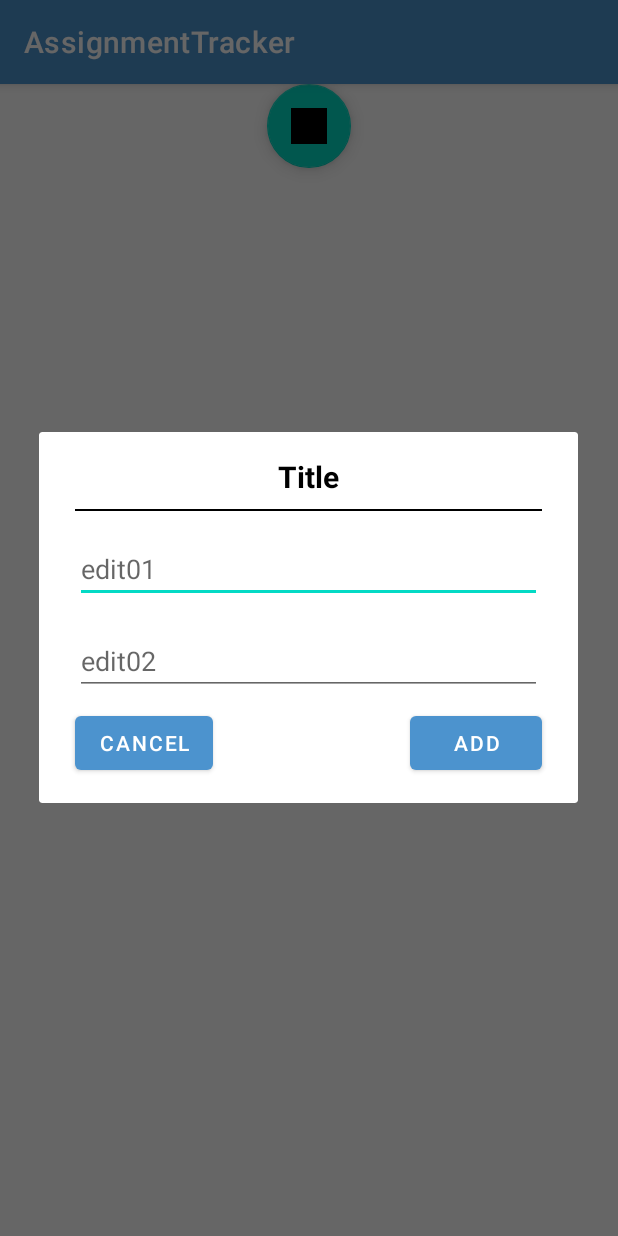
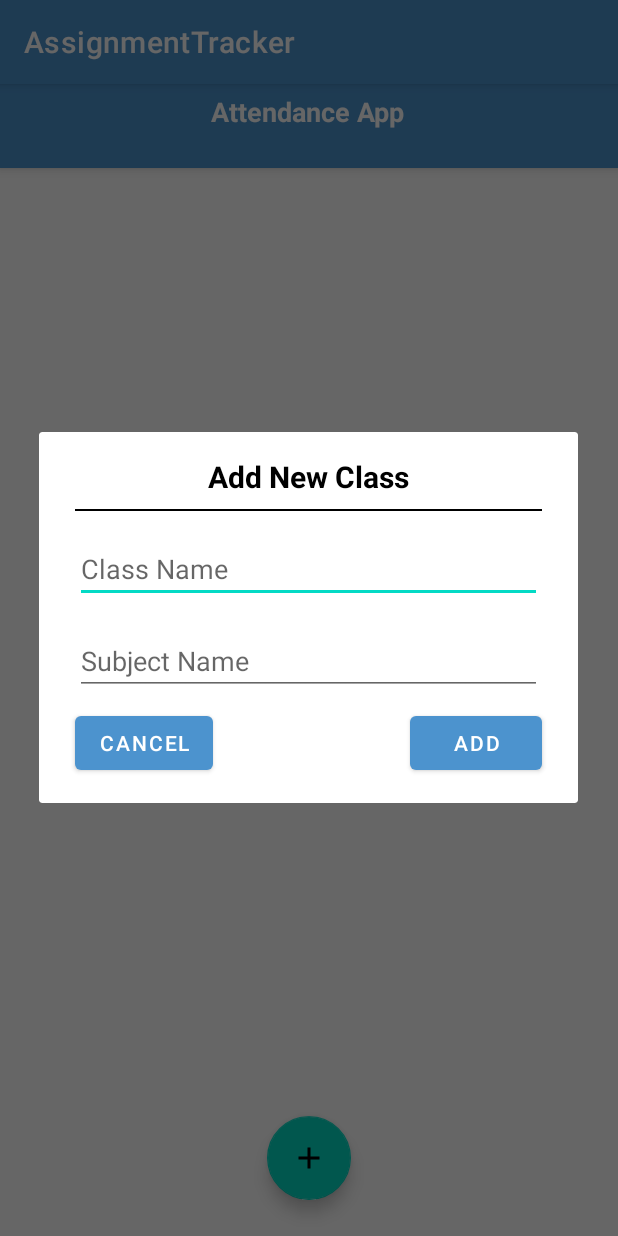
Before and after one commit to f-pulido-1/AssignmentTracker, an Android app: the AttendanceActivity screen opened directly, with no data from a screen before it, after a tap on an icon or button, on a phone screen of 412 x 824 dp. Run offline under Robolectric (Android 15) with nearby library versions, the phone set to English and light mode, and no system bars.

Commit message:
At ths point, there is an error with adding students to a list but it is a good point to save either way

```diff
--- a/app/src/main/java/com/example/assignmenttracker/AttendanceActivity.java
+++ b/app/src/main/java/com/example/assignmenttracker/AttendanceActivity.java
@@ -1,13 +1,14 @@
 package com.example.assignmenttracker;
 
+import android.content.Intent;
 import android.os.Bundle;
-import android.view.LayoutInflater;
 import android.view.View;
-import android.widget.Button;
-import android.widget.EditText;
+import android.widget.ImageButton;
+import android.widget.TextView;
+//import android.widget.Toolbar;
 
-import androidx.appcompat.app.AlertDialog;
 import androidx.appcompat.app.AppCompatActivity;
+import androidx.appcompat.widget.Toolbar;
 import androidx.recyclerview.widget.LinearLayoutManager;
 import androidx.recyclerview.widget.RecyclerView;
 
@@ -23,9 +24,8 @@ public class AttendanceActivity extends AppCompatActivity {
     ClassAdapter classAdapter;
     RecyclerView.LayoutManager layoutManager;
     ArrayList<ClassItem> classItems = new ArrayList<>();
+    Toolbar toolbar;
 
-    EditText class_edit;
-    EditText subject_edit;
 
     @Override
     protected void onCreate(Bundle savedInstanceState) {
@@ -42,34 +42,40 @@ public class AttendanceActivity extends AppCompatActivity {
         recyclerViewClasses.setLayoutManager(layoutManager);
         classAdapter = new ClassAdapter(this, classItems);
         recyclerViewClasses.setAdapter(classAdapter);
+        classAdapter.setOnItemClickListener(position -> gotoItemActivity(position));
 
+        setToolbar();
+    }
+
+    private void setToolbar() {
+        toolbar = findViewById(R.id.toolbar);
+        TextView title = toolbar.findViewById(R.id.title_toolbar);
+        TextView subtitle = toolbar.findViewById(R.id.subtitle_toolbar);
+        ImageButton back = toolbar.findViewById(R.id.back);
+        ImageButton save = toolbar.findViewById(R.id.save);
+
+        title.setText("Attendance App");
+        subtitle.setVisibility(View.GONE);
+        back.setVisibility(View.INVISIBLE);
+        save.setVisibility(View.INVISIBLE);
+    }
+
+    private void gotoItemActivity(int position) {
+        Intent intent = new Intent(this, StudentActivity.class);
+
+        intent.putExtra("className", classItems.get(position).getClassName());
+        intent.putExtra("subjectName", classItems.get(position).getSubjectName());
+        intent.putExtra("position", position);
+        startActivity(intent);
     }
 
     private void showDialog(){
-        AlertDialog.Builder builder = new AlertDialog.Builder(this);
-        View view = LayoutInflater.from (this).inflate(R.layout.dialog, null);
-        builder.setView(view);
-        AlertDialog dialog = builder.create();
-        dialog.show();
-
-        class_edit = view.findViewById(R.id.edit01);
-        subject_edit = view.findViewById(R.id.edit02);
-
-        Button cancel = view.findViewById(R.id.cancel_button);
-        Button add = view.findViewById(R.id.add_button);
-
-        cancel.setOnClickListener(v -> dialog.dismiss());
-        add.setOnClickListener(v -> {
-            addClass();
-            dialog.dismiss();
-        });
-
-
+        MyDialog dialog = new MyDialog();
+        dialog.show(getSupportFragmentManager(), MyDialog.CLASS_ADD_DIALOG);
+        dialog.setListener((className, subjectName) -> addClass(className, subjectName)); //TODO: Check if functionality is the same with suggestion from AS
     }
 
-    private void addClass() {
-        String className = class_edit.getText().toString();
-        String subjectName = subject_edit.getText().toString();
+    private void addClass(String className, String subjectName) {
         classItems.add(new ClassItem(className, subjectName));
         classAdapter.notifyDataSetChanged();
     }
--- a/app/src/main/java/com/example/assignmenttracker/ClassAdapter.java
+++ b/app/src/main/java/com/example/assignmenttracker/ClassAdapter.java
@@ -17,6 +17,15 @@ class ClassAdapter extends RecyclerView.Adapter<ClassAdapter.ClassViewHolder> {
     ArrayList<ClassItem> classItems;
     Context context;
 
+    private OnItemClickListener onItemClickListener;
+    public interface OnItemClickListener{
+        void onClick(int position);
+    }
+
+    public void setOnItemClickListener(OnItemClickListener onItemClickListener) {
+        this.onItemClickListener = onItemClickListener;
+    }
+
     public ClassAdapter(Context context, ArrayList<ClassItem> classItems) {
         this.classItems = classItems;
         this.context = context;
@@ -25,10 +34,11 @@ class ClassAdapter extends RecyclerView.Adapter<ClassAdapter.ClassViewHolder> {
     public static class ClassViewHolder extends RecyclerView.ViewHolder{
     TextView className;
     TextView subjectName;
-        public ClassViewHolder(@NonNull View itemView){
+        public ClassViewHolder(@NonNull View itemView, OnItemClickListener onItemClickListener){
             super(itemView);
             className = itemView.findViewById(R.id.class_tv);
             subjectName = itemView.findViewById(R.id.subject_tv);
+            itemView.setOnClickListener(v -> onItemClickListener.onClick(getAdapterPosition()));
         }
     }
 
@@ -36,7 +46,7 @@ class ClassAdapter extends RecyclerView.Adapter<ClassAdapter.ClassViewHolder> {
     @Override
     public ClassViewHolder onCreateViewHolder(@NonNull ViewGroup parent, int viewType) {
         View itemView = LayoutInflater.from(parent.getContext()).inflate(R.layout.class_item, parent, false);
-        return new ClassViewHolder(itemView);
+        return new ClassViewHolder(itemView, onItemClickListener);
     }
 
     @Override
--- a/app/src/main/java/com/example/assignmenttracker/ClassItem.java
+++ b/app/src/main/java/com/example/assignmenttracker/ClassItem.java
@@ -1,8 +1,8 @@
 package com.example.assignmenttracker;
 
 public class ClassItem {
-    String className;
-    String subjectName;
+    private String className;
+    private String subjectName;
 
     public ClassItem(String className, String subjectName) {
         this.className = className;
--- /dev/null
+++ b/app/src/main/java/com/example/assignmenttracker/MyDialog.java
@@ -0,0 +1,99 @@
+package com.example.assignmenttracker;
+//TODO: Check if I need to make superclass: DialogFragment
+
+import android.app.Dialog;
+import android.os.Bundle;
+import android.view.LayoutInflater;
+import android.view.View;
+import android.widget.Button;
+import android.widget.EditText;
+import android.widget.TextView;
+
+import androidx.annotation.NonNull;
+import androidx.annotation.Nullable;
+import androidx.appcompat.app.AlertDialog;
+import androidx.fragment.app.DialogFragment;
+
+
+public class MyDialog extends DialogFragment {
+
+    public static final String CLASS_ADD_DIALOG = "addClass";
+    public static final String STUDENT_ADD_DIALOG = "addStudent";
+
+    private OnClickListener listener;
+    public interface OnClickListener{
+        void onClick(String text1, String text2);
+    }
+    public void setListener(OnClickListener listener) {
+        this.listener = listener;
+    }
+
+    @NonNull
+    @Override
+    public Dialog onCreateDialog(@Nullable Bundle savedInstanceState) {
+        Dialog dialog = null;
+        if(getTag().equals(CLASS_ADD_DIALOG))dialog = getAddClassDialog();
+        if(getTag().equals(STUDENT_ADD_DIALOG))dialog = getAddStudentDialog();
+        return dialog;
+    }
+
+    private Dialog getAddStudentDialog() {
+        AlertDialog.Builder builder = new AlertDialog.Builder(getActivity());
+        View view = LayoutInflater.from (getActivity()).inflate(R.layout.dialog, null);
+        builder.setView(view);
+
+        TextView title = view.findViewById(R.id.titleDialog);
+        title.setText("Add New Student");
+
+        EditText roll_edit = view.findViewById(R.id.edit01);
+        EditText name_edit = view.findViewById(R.id.edit02);
+
+        roll_edit.setHint("Roll");
+        name_edit.setHint("Name");
+
+        Button cancel = view.findViewById(R.id.cancel_button);
+        Button add = view.findViewById(R.id.add_button);
+
+        cancel.setOnClickListener(v -> dismiss());
+        add.setOnClickListener(v -> {
+
+            String roll = roll_edit.getText().toString();
+            String name = name_edit.getText().toString();
+            roll_edit.setText(String.valueOf(Integer.parseInt(roll)+1));
+
+            listener.onClick(roll, name);
+        });
+
+        return builder.create();
+
+    }
+
+
+    private Dialog getAddClassDialog() {
+        AlertDialog.Builder builder = new AlertDialog.Builder(getActivity());
+        View view = LayoutInflater.from (getActivity()).inflate(R.layout.dialog, null);
+        builder.setView(view);
+
+        TextView title = view.findViewById(R.id.titleDialog);
+        title.setText("Add New Class");
+
+        EditText class_edit = view.findViewById(R.id.edit01);
+        EditText subject_edit = view.findViewById(R.id.edit02);
+        class_edit.setHint("Class Name");
+        subject_edit.setHint("Subject Name");
+
+        Button cancel = view.findViewById(R.id.cancel_button);
+        Button add = view.findViewById(R.id.add_button);
+
+        cancel.setOnClickListener(v -> dismiss());
+        add.setOnClickListener(v -> {
+
+            String className = class_edit.getText().toString();
+            String subjectName = subject_edit.getText().toString();
+
+            listener.onClick(className, subjectName);
+            dismiss();
+        });
+        return builder.create();
+    }
+}
--- /dev/null
+++ b/app/src/main/res/drawable/icon_back.xml
@@ -0,0 +1,5 @@
+<vector android:autoMirrored="true" android:height="24dp"
+    android:tint="#FCFCFC" android:viewportHeight="24"
+    android:viewportWidth="24" android:width="24dp" xmlns:android="http://schemas.android.com/apk/res/android">
+    <path android:fillColor="@android:color/white" android:pathData="M20,11H7.83l5.59,-5.59L12,4l-8,8 8,8 1.41,-1.41L7.83,13H20v-2z"/>
+</vector>
--- /dev/null
+++ b/app/src/main/res/drawable/icon_plus.xml
@@ -0,0 +1,5 @@
+<vector android:height="24dp" android:tint="#FCFCFC"
+    android:viewportHeight="24" android:viewportWidth="24"
+    android:width="24dp" xmlns:android="http://schemas.android.com/apk/res/android">
+    <path android:fillColor="@android:color/white" android:pathData="M19,13h-6v6h-2v-6H5v-2h6V5h2v6h6v2z"/>
+</vector>
--- /dev/null
+++ b/app/src/main/res/drawable/icon_save.xml
@@ -0,0 +1,5 @@
+<vector android:height="24dp" android:tint="#FCFCFC"
+    android:viewportHeight="24" android:viewportWidth="24"
+    android:width="24dp" xmlns:android="http://schemas.android.com/apk/res/android">
+    <path android:fillColor="@android:color/white" android:pathData="M17,3L5,3c-1.11,0 -2,0.9 -2,2v14c0,1.1 0.89,2 2,2h14c1.1,0 2,-0.9 2,-2L21,7l-4,-4zM12,19c-1.66,0 -3,-1.34 -3,-3s1.34,-3 3,-3 3,1.34 3,3 -1.34,3 -3,3zM15,9L5,9L5,5h10v4z"/>
+</vector>
--- a/app/src/main/res/layout/activity_attendance.xml
+++ b/app/src/main/res/layout/activity_attendance.xml
@@ -5,7 +5,14 @@
     android:layout_width="match_parent"
     android:layout_height="match_parent"
     android:name=".Attendance">
-<!--    android:tools.context="Attendance"-->
+
+    <!--    android:tools.context="Attendance"-->
+
+    <include
+        android:id="@+id/toolbarMain"
+        layout="@layout/toolbar"
+        tools:layout_editor_absoluteX="0dp"
+        tools:layout_editor_absoluteY="0dp" />
 
     <com.google.android.material.floatingactionbutton.FloatingActionButton
         android:id="@+id/fab_main"
@@ -13,18 +20,21 @@
         android:layout_height="wrap_content"
         android:layout_centerHorizontal="true"
         android:layout_margin="24dp"
-        android:src="@drawable/addition_sign"
+        android:src="@drawable/icon_plus"
+        app:layout_constraintBottom_toBottomOf="parent"
         app:layout_constraintEnd_toEndOf="parent"
         app:layout_constraintStart_toStartOf="parent"
-        tools:ignore="MissingConstraints"
-        tools:layout_editor_absoluteY="617dp" />
+        tools:ignore="MissingConstraints" />
 
     <androidx.recyclerview.widget.RecyclerView
         android:id="@+id/recyclerViewClasses"
-        android:layout_width="match_parent"
-        android:layout_height="match_parent"
-        />
-
+        android:layout_width="409dp"
+        android:layout_height="562dp"
+        android:layout_marginTop="17dp"
+        app:layout_constraintBottom_toTopOf="@+id/fab_main"
+        app:layout_constraintTop_toBottomOf="@+id/toolbarMain"
+        tools:layout_editor_absoluteX="2dp"
+        tools:ignore="MissingConstraints" />
 
 
 </androidx.constraintlayout.widget.ConstraintLayout>
--- /dev/null
+++ b/app/src/main/res/layout/toolbar.xml
@@ -0,0 +1,64 @@
+<?xml version="1.0" encoding="utf-8"?>
+<com.google.android.material.appbar.AppBarLayout xmlns:android="http://schemas.android.com/apk/res/android"
+    android:layout_width="match_parent"
+    android:layout_height="wrap_content">
+
+    <androidx.appcompat.widget.Toolbar
+        android:id="@+id/toolbar"
+        android:layout_width="match_parent"
+        android:layout_height="wrap_content"
+        >
+
+        <RelativeLayout
+            android:layout_width="match_parent"
+            android:layout_height="wrap_content"
+            android:layout_marginRight="18dp">
+
+            <ImageButton
+                android:id="@+id/back"
+                android:layout_width="wrap_content"
+                android:layout_height="wrap_content"
+                android:src="@drawable/icon_back"/>
+
+            <LinearLayout
+                android:layout_width="match_parent"
+                android:layout_height="wrap_content"
+                android:layout_marginRight="36dp"
+                android:layout_marginLeft="36dp"
+                android:orientation="horizontal">
+
+                <TextView
+                    android:id="@+id/title_toolbar"
+                    android:layout_width="match_parent"
+                    android:layout_height="wrap_content"
+                    android:gravity="center_horizontal"
+                    android:text="Title"
+                    android:textSize="18sp"
+                    android:textColor="#FFFFFF"
+                    android:textStyle="bold"/>
+
+                <TextView
+                    android:id="@+id/subtitle_toolbar"
+                    android:layout_width="match_parent"
+                    android:layout_height="match_parent"
+                    android:gravity="center_horizontal"
+                    android:text="Subtitle"
+                    android:textSize="16sp"
+                    android:textColor="#FFFFFF"
+                    android:textStyle="bold"/>
+            </LinearLayout>
+
+            <ImageButton
+                android:id="@+id/save"
+                android:layout_width="wrap_content"
+                android:layout_height="wrap_content"
+                android:src="@drawable/icon_save"
+                android:layout_alignParentRight="true"
+                android:layout_centerVertical="true"/>
+
+        </RelativeLayout>
+
+
+        </androidx.appcompat.widget.Toolbar>
+
+</com.google.android.material.appbar.AppBarLayout>
--- a/app/src/main/res/values/strings.xml
+++ b/app/src/main/res/values/strings.xml
@@ -17,4 +17,5 @@
     <string name="login">Login</string>
     <string name="yes">yes</string>
     <string name="no">no</string>
+    <string name="title_activity_student">StudentActivity</string>
 </resources>
--- a/build.gradle
+++ b/build.gradle
@@ -2,4 +2,5 @@
 plugins {
     id 'com.android.application' version '8.0.0' apply false
     id 'com.android.library' version '8.0.0' apply false
+    id 'org.jetbrains.kotlin.android' version '1.7.20' apply false
 }
```
Also changed, not shown: app/build.gradle (+27 -0 lines), app/src/main/AndroidManifest.xml (+9 -6 lines), app/src/main/java/com/example/assignmenttracker/StudentActivity.java (added, +83 -0 lines), app/src/main/java/com/example/assignmenttracker/StudentAdapter.java (added, +64 -0 lines), app/src/main/java/com/example/assignmenttracker/StudentItem.java (added, +37 -0 lines), app/src/main/res/layout/activity_student.xml (added, +18 -0 lines), app/src/main/res/layout/student_item.xml (added, +45 -0 lines), app/src/main/res/menu/student_menu.xml (added, +7 -0 lines).
